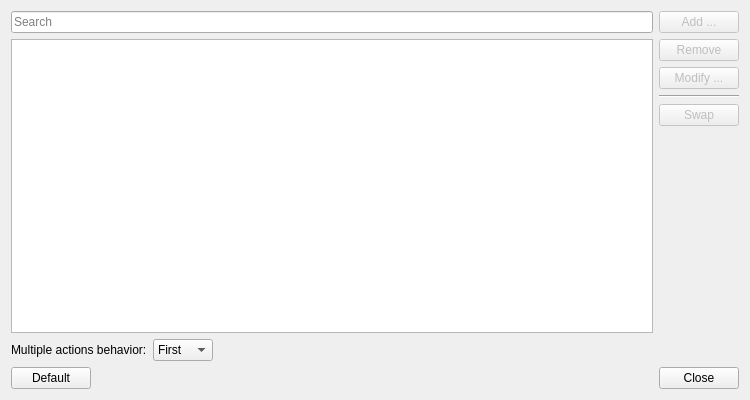
Old version of the form config/main_window.ui in the repository lxqt/lxqt-globalkeys.
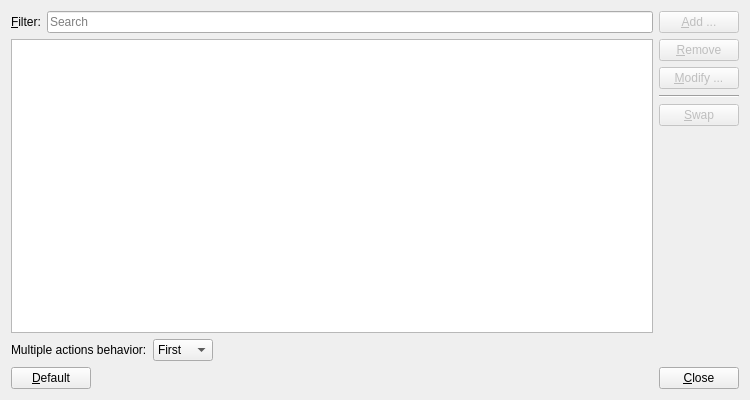
New version of the form. Icons and pictures are not drawn.

Commit message: Accessibility fixes: Adding mnemonics to all UI elements. QT "standard buttons" title cant be edited in UIC, so it was done in code: "edit_action_dialog.cpp"

Patch:
```diff
--- a/config/main_window.ui
+++ b/config/main_window.ui
@@ -22,6 +22,18 @@
      <item>
       <layout class="QVBoxLayout" name="verticalLayout_3">
        <item>
+            <layout class="QHBoxLayout" name="horizontalLayout_4">
+                <item>
+                    <widget class="QLabel" name="filter_L">
+                    <property name="text">
+                        <string>&amp;Filter:</string>
+                    </property>
+                    <property name="buddy">
+                        <cstring>filter_LE</cstring>
+                    </property>
+                    </widget>
+                </item>
+                <item>
         <widget class="QLineEdit" name="filter_LE">
          <property name="placeholderText">
           <string>Search</string>
@@ -31,6 +43,8 @@
          </property>
         </widget>
        </item>
+            </layout>
+       </item>
        <item>
         <widget class="QTableView" name="actions_TV">
          <property name="editTriggers">
@@ -69,7 +83,7 @@
           <bool>false</bool>
          </property>
          <property name="text">
-          <string>Add ...</string>
+          <string>&amp;Add ...</string>
          </property>
         </widget>
        </item>
@@ -79,7 +93,7 @@
           <bool>false</bool>
          </property>
          <property name="text">
-          <string>Remove</string>
+          <string>&amp;Remove</string>
          </property>
         </widget>
        </item>
@@ -89,7 +103,7 @@
           <bool>false</bool>
          </property>
          <property name="text">
-          <string>Modify ...</string>
+          <string>&amp;Modify ...</string>
          </property>
         </widget>
        </item>
@@ -106,7 +120,7 @@
           <bool>false</bool>
          </property>
          <property name="text">
-          <string>Swap</string>
+          <string>&amp;Swap</string>
          </property>
         </widget>
        </item>
@@ -180,7 +194,7 @@
      <item>
       <widget class="QPushButton" name="default_PB">
        <property name="text">
-        <string>Default</string>
+        <string>&amp;Default</string>
        </property>
        <property name="icon">
         <iconset theme="edit-clear">
@@ -204,7 +218,7 @@
      <item>
       <widget class="QPushButton" name="close_PB">
        <property name="text">
-        <string>Close</string>
+        <string>&amp;Close</string>
        </property>
        <property name="icon">
         <iconset theme="window-close">
```
Lines whose indentation alone changed are shown as unchanged. The commit also changes 1 other file.
